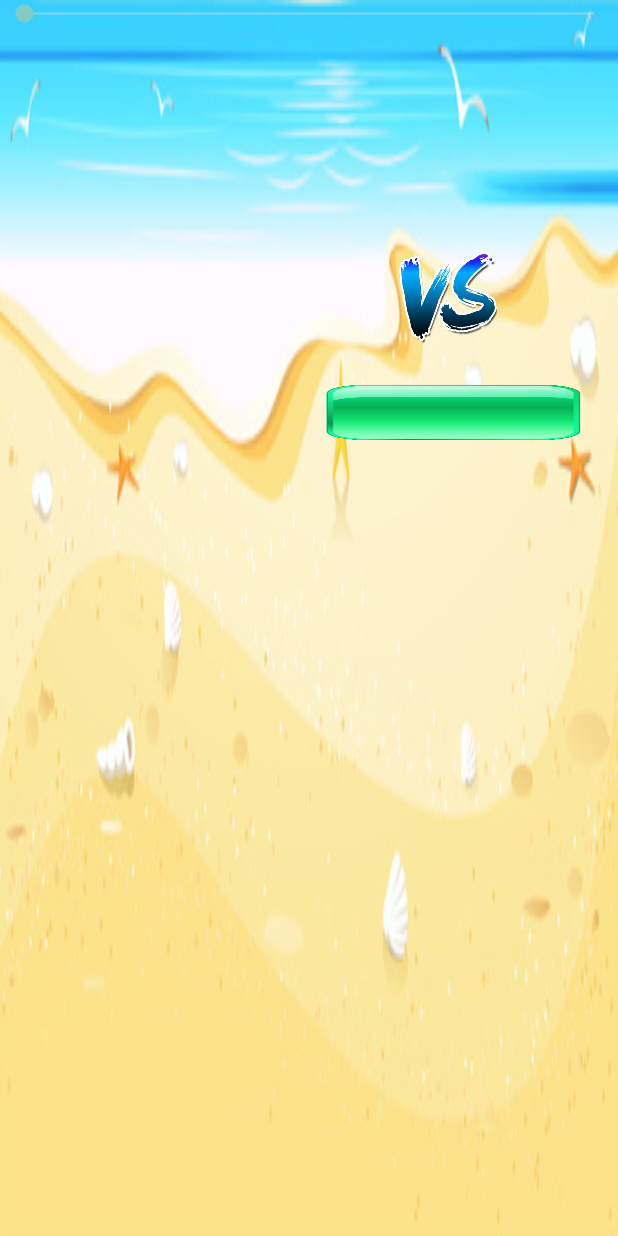
After one commit to AnyashaTk/SharkFightS, an Android app: the layout game__force_activity.xml on its own in the app's theme, with its tools: preview values and no code run, on a phone screen of 412 x 824 dp. The commit adds this screen. Run offline under Robolectric (Android 15) with nearby library versions, the light colour scheme and no system bars.

Commit message:
first commit

```diff
--- /dev/null
+++ b/app/src/main/res/layout/game__force_activity.xml
@@ -0,0 +1,44 @@
+<?xml version="1.0" encoding="utf-8"?>
+<RelativeLayout xmlns:android="http://schemas.android.com/apk/res/android"
+    xmlns:tools="http://schemas.android.com/tools"
+    android:layout_width="match_parent"
+    android:layout_height="match_parent"
+    tools:context=".MainActivity"
+    android:orientation="horizontal"
+    >
+
+    <ImageView
+        android:layout_width="match_parent"
+        android:layout_height="match_parent"
+        android:layout_alignParentStart="true"
+        android:layout_alignParentTop="true"
+        android:layout_marginStart="0dp"
+        android:layout_marginTop="0dp"
+        android:background="@drawable/characterfon" />
+
+    <ImageView
+        android:layout_width="66dp"
+        android:layout_height="61dp"
+        android:layout_alignParentStart="true"
+        android:layout_alignParentTop="true"
+        android:layout_marginStart="266dp"
+        android:layout_marginTop="168dp"
+        android:background="@drawable/vs" />
+
+    <Button
+        android:id="@+id/platform"
+        android:layout_width="192dp"
+        android:layout_height="42dp"
+        android:layout_alignParentStart="true"
+        android:layout_alignParentTop="true"
+        android:layout_marginStart="207dp"
+        android:layout_marginTop="254dp"
+        android:background="@drawable/btn" />
+
+    <SeekBar
+        android:layout_width="fill_parent"
+        android:layout_height="wrap_content"
+        android:id="@+id/seekBar"/>
+
+
+</RelativeLayout>
```
Also changed, not shown: app/src/main/java/com/mycompany/sharkfights/Service_Skills.java (+31 -1 lines), app/src/main/res/layout/fight_activity.xml (+83 -4 lines), app/src/main/res/layout/game__agility_activity.xml (added, +31 -0 lines), app/src/main/res/drawable/btn.png, app/src/main/res/drawable/hit_lapa.png (added), app/src/main/res/drawable/hit_tail.png (added), app/src/main/res/drawable/hit_teeth.png (added).
